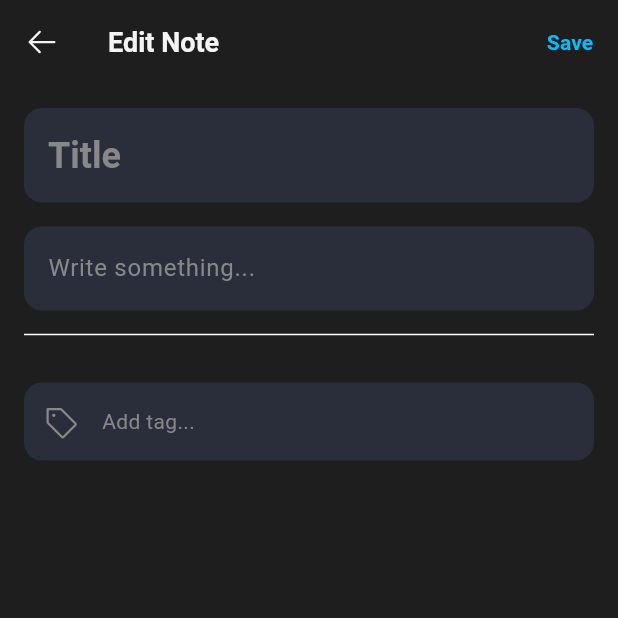
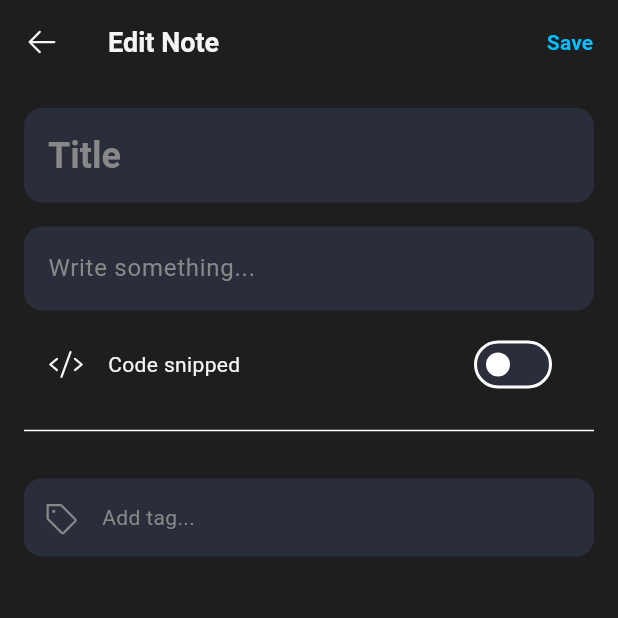
Before and after one commit to MatviiU/dev_jot, a Flutter app: the AddEditNoteScreen screen opened by its route, on a phone screen of 412 x 824 dp, the top half of it. Run offline on Flutter 3.47's test engine with Material 3 defaults, Android fonts, the phone set to English and light mode, and no system bars; our stand-ins replace cloud_firestore, dio, equatable, firebase_auth, firebase_core, flutter_bloc and 6 more; accounts and stored records are empty; generated files the repository leaves out were written again; network calls fail.

Commit message:
feat(code-view): added code snippet toggle to add/edit screen

```diff
--- a/lib/features/notes/data/repositories/notes_repository_impl.dart
+++ b/lib/features/notes/data/repositories/notes_repository_impl.dart
@@ -27,12 +27,14 @@ class NotesRepositoryImpl implements NotesRepository {
     required String title,
     required String content,
     List<String> tags = const [],
+    bool isCode = false,
   }) {
     return _getNotesCollection().add({
       'title': title,
       'content': content,
       'createdAt': FieldValue.serverTimestamp(),
       'tags': tags,
+      'isCode': isCode,
     });
   }
 
--- a/lib/features/notes/domain/repositories/notes_repository.dart
+++ b/lib/features/notes/domain/repositories/notes_repository.dart
@@ -7,6 +7,7 @@ abstract interface class NotesRepository {
     required String title,
     required String content,
     List<String> tags = const [],
+    bool isCode = false,
   });
 
   Future<void> updateNote(Note note);
--- a/lib/features/notes/presentation/bloc/notes_bloc.dart
+++ b/lib/features/notes/presentation/bloc/notes_bloc.dart
@@ -66,6 +66,7 @@ class NotesBloc extends Bloc<NotesEvent, NotesState> {
         title: event.title,
         content: event.content,
         tags: event.tags,
+        isCode: event.isCode,
       );
     } catch (e) {
       emit(NotesFailure(e.toString()));
--- a/lib/features/notes/presentation/bloc/notes_event.dart
+++ b/lib/features/notes/presentation/bloc/notes_event.dart
@@ -23,14 +23,16 @@ final class AddNoteRequested extends NotesEvent {
     required this.title,
     required this.content,
     this.tags = const [],
+    this.isCode = false,
   });
 
   final String title;
   final String content;
   final List<String> tags;
+  final bool isCode;
 
   @override
-  List<Object?> get props => [title, content, tags];
+  List<Object?> get props => [title, content, tags, isCode];
 }
 
 final class UpdateNoteRequested extends NotesEvent {
--- a/lib/features/notes/presentation/screens/add_edit_note_screen.dart
+++ b/lib/features/notes/presentation/screens/add_edit_note_screen.dart
@@ -23,6 +23,7 @@ class _AddEditNoteScreenState extends State<AddEditNoteScreen> {
   late final TextEditingController _contentController;
   late final TextEditingController _tagController;
   final _tags = <String>[];
+  var _isCode = false;
 
   @override
   void initState() {
@@ -34,6 +35,7 @@ class _AddEditNoteScreenState extends State<AddEditNoteScreen> {
 
     if (widget.isEditing) {
       _tags.addAll(note!.tags);
+      _isCode = note.isCode;
     }
   }
 
@@ -51,6 +53,7 @@ class _AddEditNoteScreenState extends State<AddEditNoteScreen> {
         title: _titleController.text.trim(),
         content: _contentController.text.trim(),
         tags: _tags,
+        isCode: _isCode,
       );
       context.read<NotesBloc>().add(UpdateNoteRequested(updateNote));
     } else {
@@ -59,6 +62,7 @@ class _AddEditNoteScreenState extends State<AddEditNoteScreen> {
           title: _titleController.text.trim(),
           content: _contentController.text.trim(),
           tags: _tags,
+          isCode: _isCode,
         ),
       );
     }
@@ -136,6 +140,19 @@ class _AddEditNoteScreenState extends State<AddEditNoteScreen> {
                 maxLines: null,
                 keyboardType: TextInputType.multiline,
               ),
+              const Gap(height: 8),
+              SwitchListTile(
+                title: Text('Code snipped', style: textTheme.bodyMedium),
+                secondary: PhosphorIcon(
+                  PhosphorIcons.code(PhosphorIconsStyle.regular),
+                ),
+                value: _isCode,
+                onChanged: (newValue) {
+                  setState(() {
+                    _isCode = newValue;
+                  });
+                },
+              ),
               const Divider(height: 32),
               Wrap(
                 spacing: 8,
```
